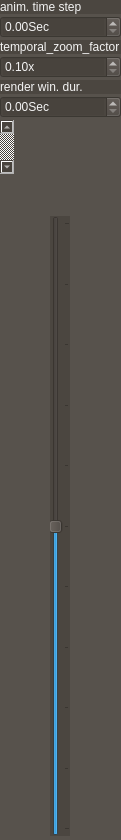
Before: the Qt Designer form src/pyphoplacecellanalysis/GUI/Qt/ZoomAndNavigationSidebarControls/Spike3DRasterLeftSidebarControlBarBase.ui in CommanderPho/pyPhoPlaceCellAnalysis, drawn with Qt 5.
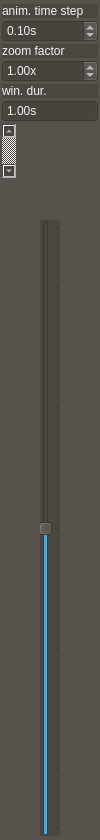
After: the same form once the commit is applied. Custom widgets are drawn as their Qt base class.

Commit message: left bar

The edit to the form file:
```diff
--- a/src/pyphoplacecellanalysis/GUI/Qt/ZoomAndNavigationSidebarControls/Spike3DRasterLeftSidebarControlBarBase.ui
+++ b/src/pyphoplacecellanalysis/GUI/Qt/ZoomAndNavigationSidebarControls/Spike3DRasterLeftSidebarControlBarBase.ui
@@ -6,12 +6,27 @@
    <rect>
     <x>0</x>
     <y>0</y>
-    <width>121</width>
+    <width>100</width>
     <height>840</height>
    </rect>
   </property>
-  <property name="windowTitle">
-   <string>Form</string>
+  <property name="sizePolicy">
+   <sizepolicy hsizetype="Preferred" vsizetype="Expanding">
+    <horstretch>0</horstretch>
+    <verstretch>1</verstretch>
+   </sizepolicy>
+  </property>
+  <property name="minimumSize">
+   <size>
+    <width>100</width>
+    <height>0</height>
+   </size>
+  </property>
+  <property name="baseSize">
+   <size>
+    <width>100</width>
+    <height>0</height>
+   </size>
   </property>
   <property name="styleSheet">
    <string notr="true">background-color: rgb(71, 58, 46);
@@ -38,6 +53,15 @@
    </property>
    <item>
     <layout class="QVBoxLayout" name="verticalLayout" stretch="0,0,0,0,0,0,0,0,1">
+     <property name="leftMargin">
+      <number>2</number>
+     </property>
+     <property name="topMargin">
+      <number>4</number>
+     </property>
+     <property name="rightMargin">
+      <number>2</number>
+     </property>
      <property name="bottomMargin">
       <number>4</number>
      </property>
@@ -51,17 +75,20 @@
      <item>
       <widget class="SpinBox" name="spinAnimationTimeStep">
        <property name="suffix">
-        <string>Sec</string>
+        <string>s</string>
        </property>
        <property name="singleStep">
         <double>0.010000000000000</double>
        </property>
+       <property name="value">
+        <double>0.100000000000000</double>
+       </property>
       </widget>
      </item>
      <item>
       <widget class="QLabel" name="label_5">
        <property name="text">
-        <string>temporal_zoom_factor</string>
+        <string>zoom factor</string>
        </property>
       </widget>
      </item>
@@ -79,23 +106,38 @@
        <property name="singleStep">
         <double>0.100000000000000</double>
        </property>
+       <property name="value">
+        <double>1.000000000000000</double>
+       </property>
       </widget>
      </item>
      <item>
       <widget class="QLabel" name="label_6">
        <property name="text">
-        <string>render win. dur.</string>
+        <string>win. dur.</string>
        </property>
       </widget>
      </item>
      <item>
       <widget class="SpinBox" name="spinRenderWindowDuration">
+       <property name="readOnly">
+        <bool>true</bool>
+       </property>
+       <property name="buttonSymbols">
+        <enum>QAbstractSpinBox::NoButtons</enum>
+       </property>
+       <property name="keyboardTracking">
+        <bool>false</bool>
+       </property>
        <property name="suffix">
-        <string>Sec</string>
+        <string>s</string>
        </property>
        <property name="singleStep">
         <double>0.500000000000000</double>
        </property>
+       <property name="value">
+        <double>1.000000000000000</double>
+       </property>
       </widget>
      </item>
      <item>
```
The commit also changes 5 other files.
